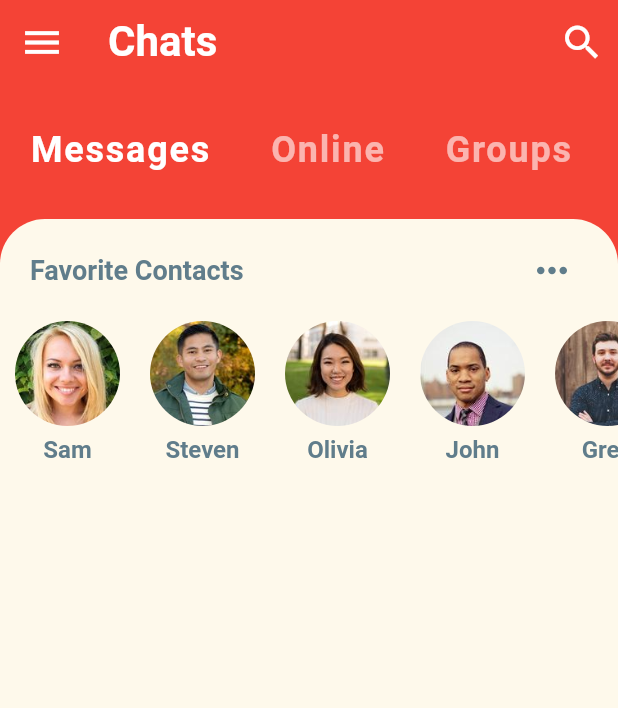
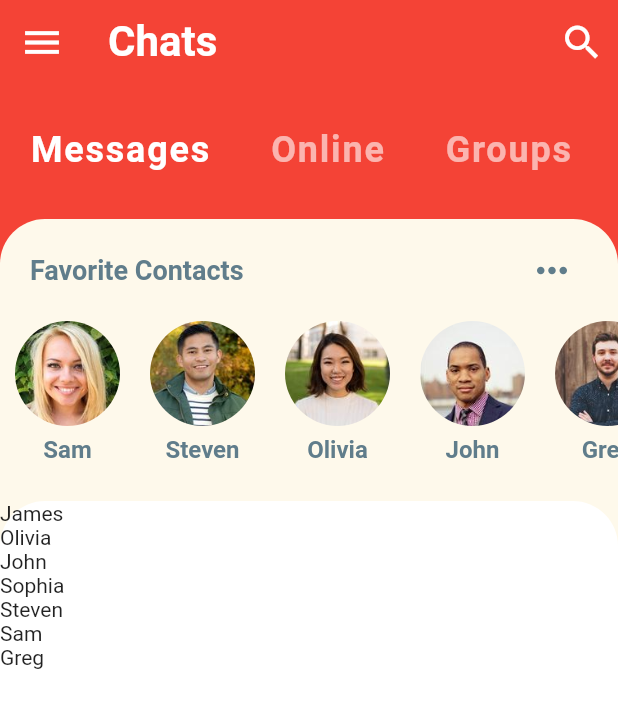
Before and after one commit to jamescardona11/flutter_ui_challenges, a Flutter app: the screen it shows after launch, on a phone screen of 412 x 824 dp. Shown: the top 708 px of the screen. Run offline on Flutter 3.47's test engine with Material 2 defaults, Android fonts, the phone set to English and light mode, and no system bars.

Commit message:
Create a recent chats

```diff
--- a/chay_ui_flutter/lib/mock_data.dart
+++ b/chay_ui_flutter/lib/mock_data.dart
@@ -2,26 +2,17 @@ import 'package:chay_ui_flutter/models/message_model.dart';
 import 'package:chay_ui_flutter/models/user_model.dart';
 
 class MockData {
-  List<UserModel> favorites;
-  List<MessageModel> chats;
-  List<MessageModel> messages;
+  static final UserModel currentUser = UserModel(id: 0, name: 'Me', imageUrl: 'assets/images/greg.jpg');
+  static final UserModel greg = UserModel(id: 1, name: 'Greg', imageUrl: 'assets/images/greg.jpg');
+  static final UserModel james = UserModel(id: 2, name: 'James', imageUrl: 'assets/images/james.jpg');
+  static final UserModel john = UserModel(id: 3, name: 'John', imageUrl: 'assets/images/john.jpg');
+  static final UserModel olivia = UserModel(id: 4, name: 'Olivia', imageUrl: 'assets/images/olivia.jpg');
+  static final UserModel sam = UserModel(id: 5, name: 'Sam', imageUrl: 'assets/images/sam.jpg');
+  static final UserModel sophia = UserModel(id: 6, name: 'Sophia', imageUrl: 'assets/images/sophia.jpg');
+  static final UserModel steven = UserModel(id: 7, name: 'Steven', imageUrl: 'assets/images/steven.jpg');
 
-  MockData() {
-    favorites = [sam, steven, olivia, john, greg];
-    chats = createMockChats();
-    messages = createMessages();
-  }
-
-  final UserModel currentUser = UserModel(id: 0, name: 'Me', imageUrl: 'assets/images/greg.jpg');
-  final UserModel greg = UserModel(id: 1, name: 'Greg', imageUrl: 'assets/images/greg.jpg');
-  final UserModel james = UserModel(id: 2, name: 'James', imageUrl: 'assets/images/james.jpg');
-  final UserModel john = UserModel(id: 3, name: 'John', imageUrl: 'assets/images/john.jpg');
-  final UserModel olivia = UserModel(id: 4, name: 'Olivia', imageUrl: 'assets/images/olivia.jpg');
-  final UserModel sam = UserModel(id: 5, name: 'Sam', imageUrl: 'assets/images/sam.jpg');
-  final UserModel sophia = UserModel(id: 6, name: 'Sophia', imageUrl: 'assets/images/sophia.jpg');
-  final UserModel steven = UserModel(id: 7, name: 'Steven', imageUrl: 'assets/images/steven.jpg');
-
-  List<MessageModel> createMockChats() => [
+  static List<UserModel> favorites = [sam, steven, olivia, john, greg];
+  static List<MessageModel> chats = [
     MessageModel(
       sender: james,
       time: '5:30 PM',
@@ -73,7 +64,7 @@ class MockData {
     ),
   ];
 
-  List<MessageModel> createMessages() => [
+  static List<MessageModel> messages = [
     MessageModel(
       sender: james,
       time: '5:30 PM',
--- a/chay_ui_flutter/lib/presentation/home/home_page.dart
+++ b/chay_ui_flutter/lib/presentation/home/home_page.dart
@@ -1,4 +1,5 @@
 import 'package:chay_ui_flutter/mock_data.dart';
+import 'package:chay_ui_flutter/presentation/home/widgets/recent_chats.dart';
 import 'package:chay_ui_flutter/presentation/home/widgets/category_selector.dart';
 import 'package:chay_ui_flutter/presentation/home/widgets/favorite_contacts.dart';
 import 'package:flutter/material.dart';
@@ -25,8 +26,19 @@ class HomePage extends StatelessWidget {
               ),
               child: Column(
                 children: [
-                  FavoriteContacts(
-                    favorite: MockData().favorites,
+                  FavoriteContacts(favorite: MockData.favorites),
+                  Expanded(
+                    child: Container(
+                      height: 300.0,
+                      decoration: BoxDecoration(
+                        color: Colors.white,
+                        borderRadius: BorderRadius.only(
+                          topLeft: Radius.circular(30),
+                          topRight: Radius.circular(30),
+                        ),
+                      ),
+                      child: RecentChats(recentChats: MockData.chats),
+                    ),
                   ),
                 ],
               ),
--- /dev/null
+++ b/chay_ui_flutter/lib/presentation/home/widgets/recent_chats.dart
@@ -0,0 +1,22 @@
+import 'package:chay_ui_flutter/mock_data.dart';
+import 'package:chay_ui_flutter/models/message_model.dart';
+import 'package:flutter/material.dart';
+
+class RecentChats extends StatelessWidget {
+  final List<MessageModel> recentChats;
+
+  const RecentChats({
+    Key key,
+    @required this.recentChats,
+  }) : super(key: key);
+
+  @override
+  Widget build(BuildContext context) {
+    return ListView.builder(
+      itemCount: recentChats.length,
+      itemBuilder: (BuildContext context, int index) => Text(
+        recentChats[index].sender.name,
+      ),
+    );
+  }
+}
```
Lines whose indentation alone changed are shown as unchanged.
